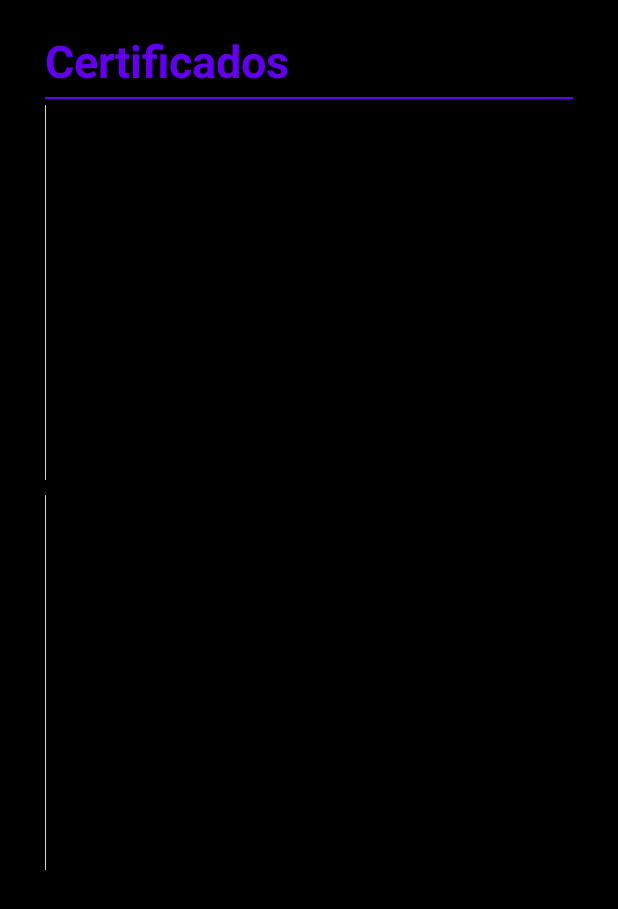
After one commit to vinybazterrica/PresentationCard, an Android app: the CertificatesActivity screen opened directly, with no data from a screen before it, on a phone screen of 412 x 824 dp. The commit adds this screen. Shown: the top 909 px of the screen. Run offline under Robolectric (Android 15) with nearby library versions, the phone set to English and light mode, and no system bars; our stand-ins replace Picasso; pictures from the network do not load.

Commit message:
feat: Add Certificates screen
This commit introduces a new screen to display certificates.

Key changes:
- Added `CertificatesActivity` to display a list of certificates.
- Created `CertificatesAdapter` to manage the RecyclerView for certificates.
- Implemented `FullScreenImageActivity` to show a zoomable full-screen view of a selected certificate image, using the `PhotoView` library.
- Added `Constants.CERTIFICATES` array to store certificate image URLs.
- Updated `ProfileActivity` to include a button to navigate to the `CertificatesActivity`.
- Modified `IntentHelper` to include navigation to `CertificatesActivity` and `FullScreenImageActivity`, with an option to finish the current activity.
- Added layout files for `CertificatesActivity`, `FullScreenImageActivity`, and the certificate item (`item_certificates.xml` and its landscape version).
- Updated strings for new activity titles and buttons in English, Spanish, and Portuguese.
- Added `PhotoView` dependency to `build.gradle`.
- Adjusted layout in `ProfileActivity` for better alignment.
- Added `isLandscape` utility function to `ResourcesHelper`.
- Updated version code and name.

```diff
--- a/app/src/main/java/com/example/presentationcard/activities/BaseActivity.java
+++ b/app/src/main/java/com/example/presentationcard/activities/BaseActivity.java
@@ -41,7 +41,7 @@ public class BaseActivity extends AppCompatActivity {
     public void goToProfile(LinkedinProfile profile) {
         Bundle bundle = new Bundle();
         bundle.putParcelable(Constants.LINKEDIN_PROFILE, profile);
-        IntentHelper.goToProfile(this, bundle);
+        IntentHelper.goToProfile(this, bundle, true);
     }
 
     /*MESSAGES*/
--- /dev/null
+++ b/app/src/main/java/com/example/presentationcard/activities/CertificatesActivity.java
@@ -0,0 +1,50 @@
+package com.example.presentationcard.activities;
+
+import android.graphics.drawable.GradientDrawable;
+import android.os.Bundle;
+
+import androidx.activity.EdgeToEdge;
+import androidx.appcompat.app.AppCompatActivity;
+import androidx.core.graphics.Insets;
+import androidx.core.view.ViewCompat;
+import androidx.core.view.WindowInsetsCompat;
+import androidx.recyclerview.widget.StaggeredGridLayoutManager;
+
+import com.example.presentationcard.R;
+import com.example.presentationcard.adapter.CertificatesAdapter;
+import com.example.presentationcard.adapter.ExperiencesAdapter;
+import com.example.presentationcard.databinding.ActivityCertificatesBinding;
+import com.example.presentationcard.helper.IntentHelper;
+import com.example.presentationcard.helper.ResourcesHelper;
+import com.example.presentationcard.utils.Constants;
+
+public class CertificatesActivity extends AppCompatActivity {
+
+    private ActivityCertificatesBinding binding;
+
+    @Override
+    protected void onCreate(Bundle savedInstanceState) {
+        super.onCreate(savedInstanceState);
+        binding = ActivityCertificatesBinding.inflate(getLayoutInflater());
+        setContentView(binding.getRoot());
+
+        showCertificatesRecycler();
+    }
+
+    private void showCertificatesRecycler() {
+        binding.rvCertificates.setHasFixedSize(true);
+        binding.rvCertificates.setLayoutManager(new StaggeredGridLayoutManager(1, setOrientationRecycler()));
+        binding.rvCertificates.setAdapter(new CertificatesAdapter(position -> {
+            Bundle bundle = new Bundle();
+            bundle.putString(Constants.FULL_SCREEN_IMAGE_URL , Constants.CERTIFICATES[position]);
+            IntentHelper.goToFullImage(this, bundle, false);
+        }));
+    }
+
+    private int setOrientationRecycler(){
+        int orientation = 1;
+        if (ResourcesHelper.isLandscape(this))
+            orientation = 0;
+        return orientation;
+    }
+}
--- /dev/null
+++ b/app/src/main/java/com/example/presentationcard/adapter/CertificatesAdapter.java
@@ -0,0 +1,63 @@
+package com.example.presentationcard.adapter;
+
+import android.app.Activity;
+import android.view.LayoutInflater;
+import android.view.ViewGroup;
+
+import androidx.annotation.NonNull;
+import androidx.recyclerview.widget.RecyclerView;
+
+import com.example.presentationcard.databinding.ItemCertificatesBinding;
+import com.example.presentationcard.databinding.ItemExperiencesLinkedinBinding;
+import com.example.presentationcard.models.entity.LinkedinExperience;
+import com.example.presentationcard.utils.Constants;
+import com.squareup.picasso.Picasso;
+
+import java.util.List;
+
+public class CertificatesAdapter extends RecyclerView.Adapter<CertificatesAdapter.CertificatesViewHolder> {
+
+    private OnCertificateClickListener listener;
+
+    public interface OnCertificateClickListener {
+        void onCertificateClick(int position);
+    }
+
+    public CertificatesAdapter(OnCertificateClickListener listener) {
+        this.listener = listener;
+    }
+
+    public class CertificatesViewHolder extends RecyclerView.ViewHolder {
+        private ItemCertificatesBinding binding;
+
+        public CertificatesViewHolder(ItemCertificatesBinding binding) {
+            super(binding.getRoot());
+            this.binding = binding;
+
+            itemView.setOnClickListener(v -> {
+                if (listener != null && getAdapterPosition() != RecyclerView.NO_POSITION) {
+                    listener.onCertificateClick(getAdapterPosition());
+                }
+            });
+        }
+    }
+
+    @NonNull
+    @Override
+    public CertificatesAdapter.CertificatesViewHolder onCreateViewHolder(@NonNull ViewGroup parent, int viewType) {
+        ItemCertificatesBinding binding = ItemCertificatesBinding.inflate(
+                LayoutInflater.from(parent.getContext()), parent, false
+        );
+        return new CertificatesAdapter.CertificatesViewHolder(binding);
+    }
+
+    @Override
+    public void onBindViewHolder(@NonNull CertificatesAdapter.CertificatesViewHolder holder, int position) {
+        Picasso.get().load(Constants.CERTIFICATES[position]).into(holder.binding.ivCertificateImage);
+    }
+
+    @Override
+    public int getItemCount() {
+        return Constants.CERTIFICATES.length;
+    }
+}
--- a/app/src/main/java/com/example/presentationcard/helper/ResourcesHelper.java
+++ b/app/src/main/java/com/example/presentationcard/helper/ResourcesHelper.java
@@ -1,5 +1,6 @@
 package com.example.presentationcard.helper;
 
+import android.app.Activity;
 import android.content.Context;
 import android.net.ConnectivityManager;
 import android.net.NetworkInfo;
@@ -17,4 +18,10 @@ public class ResourcesHelper {
         }
         return false;
     }
+
+    /*Orientation*/
+    public static boolean isLandscape(Activity activity) {
+        int orientation = activity.getResources().getConfiguration().orientation;
+        return orientation == android.content.res.Configuration.ORIENTATION_LANDSCAPE;
+    }
 }
--- a/app/src/main/java/com/example/presentationcard/utils/Constants.java
+++ b/app/src/main/java/com/example/presentationcard/utils/Constants.java
@@ -23,6 +23,7 @@ public class Constants {
     //KEYS
     public static final String LINKEDIN_PROFILE = "LINKEDIN_PROFILE";
     public static final String LINKEDIN_EXPERIENCES_LIST = "LINKEDIN_EXPERIENCES_LIST";
+    public static final String FULL_SCREEN_IMAGE_URL = "FULL_SCREEN_IMAGE_URL";
 
 
     //ERROR
@@ -34,4 +35,10 @@ public class Constants {
     public static final String SHARED_PREFERENCES = "summary";
     public static final String LINKEDIN_PROFILE_STORAGE = "LINKEDIN_PROFILE_STORAGE";
     public static final String KEY_LAST_GET_LINKEDIN_DATA = "KEY_LAST_GET_LINKEDIN_DATA";
+
+    //CERTIFICATES
+    public static final String[] CERTIFICATES = {
+        "https://api.educacionit.com/pdf/certificados/vinicius-kaluan-bazterrica-173248/31396?content_type=jpeg",
+            "https://api.educacionit.com/pdf/certificados/vinicius-kaluan-bazterrica-173248/76206?content_type=jpeg"
+    };
 }
--- /dev/null
+++ b/app/src/main/res/layout-land/item_certificates.xml
@@ -0,0 +1,15 @@
+<?xml version="1.0" encoding="utf-8"?>
+<androidx.cardview.widget.CardView xmlns:android="http://schemas.android.com/apk/res/android"
+    xmlns:tools="http://schemas.android.com/tools"
+    android:layout_width="wrap_content"
+    android:layout_height="wrap_content"
+    android:background="@color/black"
+    android:layout_marginBottom="10dp">
+
+    <ImageView
+        android:id="@+id/ivCertificateImage"
+        android:layout_width="400dp"
+        android:layout_height="match_parent"
+        android:background="@color/black"/>
+
+</androidx.cardview.widget.CardView>
--- /dev/null
+++ b/app/src/main/res/layout/activity_certificates.xml
@@ -0,0 +1,43 @@
+<?xml version="1.0" encoding="utf-8"?>
+<androidx.constraintlayout.widget.ConstraintLayout xmlns:android="http://schemas.android.com/apk/res/android"
+    xmlns:app="http://schemas.android.com/apk/res-auto"
+    xmlns:tools="http://schemas.android.com/tools"
+    android:id="@+id/main"
+    android:layout_width="match_parent"
+    android:layout_height="match_parent"
+    tools:context=".activities.CertificatesActivity"
+    android:background="@color/black">
+
+    <TextView
+        android:id="@+id/tvTitle"
+        style="@style/TextViewTitles"
+        android:layout_width="wrap_content"
+        android:layout_height="wrap_content"
+        android:text="@string/certificates_title_activity"
+        app:layout_constraintTop_toTopOf="parent"
+        app:layout_constraintStart_toStartOf="parent" />
+
+    <View
+        android:id="@+id/separatorTitle"
+        android:layout_width="0dp"
+        android:layout_marginHorizontal="30dp"
+        android:layout_height="1dp"
+        android:background="@color/purple_500"
+        android:layout_marginTop="4dp"
+        app:layout_constraintTop_toBottomOf="@+id/tvTitle"
+        app:layout_constraintStart_toStartOf="parent"
+        app:layout_constraintEnd_toEndOf="parent"/>
+
+    <androidx.recyclerview.widget.RecyclerView
+        android:id="@+id/rvCertificates"
+        android:layout_width="0dp"
+        android:layout_height="0dp"
+        android:layout_marginHorizontal="30dp"
+        android:layout_marginBottom="30dp"
+        android:layout_marginTop="4dp"
+        app:layout_constraintTop_toBottomOf="@+id/separatorTitle"
+        app:layout_constraintStart_toStartOf="parent"
+        app:layout_constraintEnd_toEndOf="parent"
+        app:layout_constraintBottom_toBottomOf="parent"/>
+
+</androidx.constraintlayout.widget.ConstraintLayout>
--- /dev/null
+++ b/app/src/main/res/layout/item_certificates.xml
@@ -0,0 +1,15 @@
+<?xml version="1.0" encoding="utf-8"?>
+<androidx.cardview.widget.CardView xmlns:android="http://schemas.android.com/apk/res/android"
+    xmlns:tools="http://schemas.android.com/tools"
+    android:layout_width="wrap_content"
+    android:layout_height="wrap_content"
+    android:background="@color/black"
+    android:layout_marginBottom="10dp">
+
+    <ImageView
+        android:id="@+id/ivCertificateImage"
+        android:layout_width="match_parent"
+        android:layout_height="250dp"
+        android:background="@color/black"/>
+
+</androidx.cardview.widget.CardView>
--- a/app/src/main/res/values/strings.xml
+++ b/app/src/main/res/values/strings.xml
@@ -5,6 +5,7 @@
     <!-- ProfileActivity -->
     <string name="user_name">Vinicius Bazterrica</string>
     <string name="go_to_experiences">Ir a Experiencias</string>
+    <string name="go_to_certificates">Ir a Certificados</string>
 
     <!--SplashActivity-->
     <string name="loading_data">Obteniendo datos</string>
@@ -13,4 +14,7 @@
     <string name="experience_title_activity">Experiencias</string>
     <string name="experience_title">Puesto :</string>
     <string name="experience_description">Descripción :</string>
+
+    <!-- CertificatesActivity -->
+    <string name="certificates_title_activity">Certificados</string>
 </resources>
```
Also changed, not shown: app/build.gradle (+6 -3 lines), app/src/main/AndroidManifest.xml (+8 -7 lines), app/src/main/java/com/example/presentationcard/activities/FullScreenImageActivity.java (added, +35 -0 lines), app/src/main/java/com/example/presentationcard/activities/ProfileActivity.java (+10 -5 lines), app/src/main/java/com/example/presentationcard/helper/IntentHelper.java (+17 -6 lines), app/src/main/res/layout-land/activity_profile.xml (+10 -1 lines), app/src/main/res/layout/activity_full_screen_image.xml (added, +17 -0 lines), app/src/main/res/layout/activity_profile.xml (+11 -2 lines), 2 other files.
